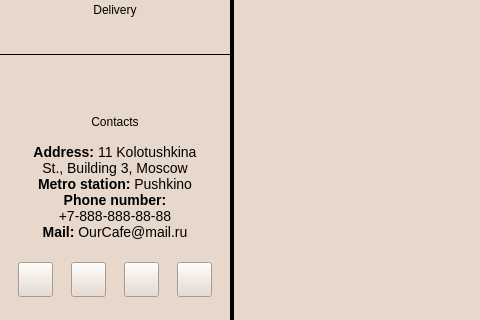
redm0unt/OurCafe, file application/mainwindow.ui: the form before one commit; both pictures show x 0 to 480 and y 445 to 765 of the 1360 by 765 pixel window.
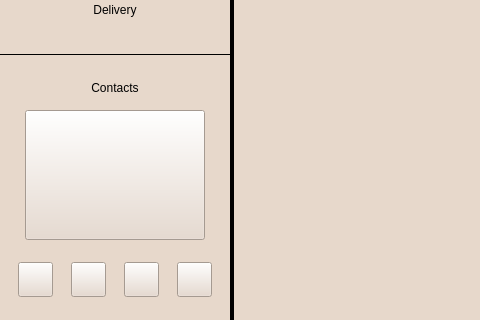
The form after the commit. Icons and pictures are not drawn.

Commit message: Feature: open location of cafe on the map by clicking "about text"

```diff
--- a/application/mainwindow.ui
+++ b/application/mainwindow.ui
@@ -376,17 +376,17 @@
            <number>0</number>
           </property>
           <item>
-           <widget class="QLabel" name="ContactsText">
+           <widget class="QPushButton" name="ContactsText">
             <property name="sizePolicy">
-             <sizepolicy hsizetype="Fixed" vsizetype="Preferred">
+             <sizepolicy hsizetype="Fixed" vsizetype="Fixed">
               <horstretch>0</horstretch>
               <verstretch>0</verstretch>
              </sizepolicy>
             </property>
-            <property name="maximumSize">
+            <property name="minimumSize">
              <size>
               <width>180</width>
-              <height>16777215</height>
+              <height>130</height>
              </size>
             </property>
             <property name="cursor">
@@ -399,31 +399,11 @@
              <enum>Qt::NoFocus</enum>
             </property>
             <property name="styleSheet">
-             <string notr="true">font: 14px;</string>
-            </property>
-            <property name="frameShadow">
-             <enum>QFrame::Plain</enum>
+             <string notr="true">border-image: url(:/resources/resources/About_text.png) 0;
+</string>
             </property>
             <property name="text">
-             <string>&lt;html&gt;&lt;head/&gt;&lt;body&gt;&lt;p align=&quot;center&quot;&gt;&lt;span style=&quot; font-weight:700;&quot;&gt;Address:&lt;/span&gt; 11 Kolotushkina St., Building 3, Moscow&lt;br/&gt;&lt;span style=&quot; font-weight:700;&quot;&gt;Metro station:&lt;/span&gt; Pushkino&lt;br/&gt;&lt;span style=&quot; font-weight:700;&quot;&gt;Phone number:&lt;/span&gt; +7-888-888-88-88&lt;br/&gt;&lt;span style=&quot; font-weight:700;&quot;&gt;Mail:&lt;/span&gt; OurCafe@mail.ru&lt;/p&gt;&lt;/body&gt;&lt;/html&gt;</string>
-            </property>
-            <property name="textFormat">
-             <enum>Qt::AutoText</enum>
-            </property>
-            <property name="scaledContents">
-             <bool>false</bool>
-            </property>
-            <property name="alignment">
-             <set>Qt::AlignCenter</set>
-            </property>
-            <property name="wordWrap">
-             <bool>true</bool>
-            </property>
-            <property name="indent">
-             <number>0</number>
-            </property>
-            <property name="textInteractionFlags">
-             <set>Qt::LinksAccessibleByMouse</set>
+             <string/>
             </property>
            </widget>
           </item>
```
Left out of the diff: 8 changed lines with no effect on the pictures. The commit also changes 10 other files.
